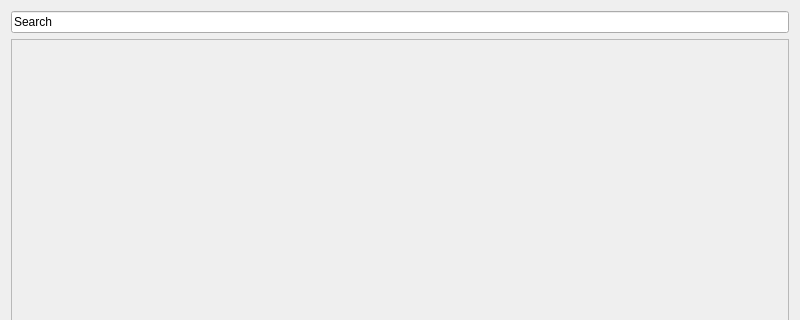
First picture: the form in src/main/resources/base/preferences.ui, repository j718/screentime, before the edit; both pictures show x 0 to 800 and y 0 to 320 of the 800 by 600 pixel window.
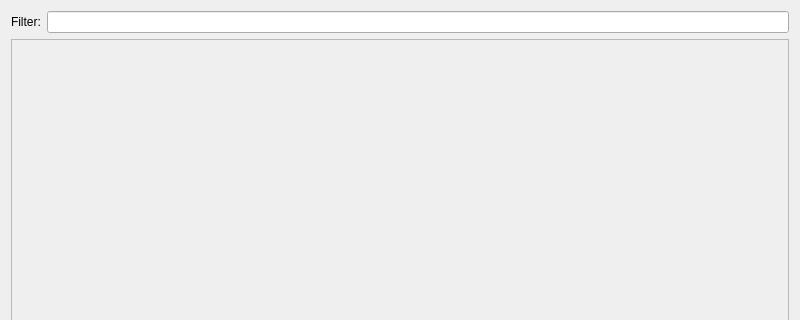
Second picture: the form after the edit.

Commit message: made filter bar work

The edit to the form file:
```diff
--- a/src/main/resources/base/preferences.ui
+++ b/src/main/resources/base/preferences.ui
@@ -15,13 +15,20 @@
   </property>
   <layout class="QVBoxLayout" name="verticalLayout">
    <item>
-    <widget class="QLineEdit" name="search_bar">
+    <layout class="QHBoxLayout" name="horizontalLayout_4">
+     <item>
+      <widget class="QLabel" name="label_2">
      <property name="text">
-      <string>Search</string>
+        <string>Filter:</string>
      </property>
     </widget>
    </item>
    <item>
+      <widget class="QLineEdit" name="search_bar"/>
+     </item>
+    </layout>
+   </item>
+   <item>
     <widget class="QScrollArea" name="scrollArea">
      <property name="widgetResizable">
       <bool>true</bool>
```
Left out of the diff: 2 changed lines with no effect on the pictures. Lines whose indentation alone changed are shown as unchanged. The commit also changes 11 other files.
